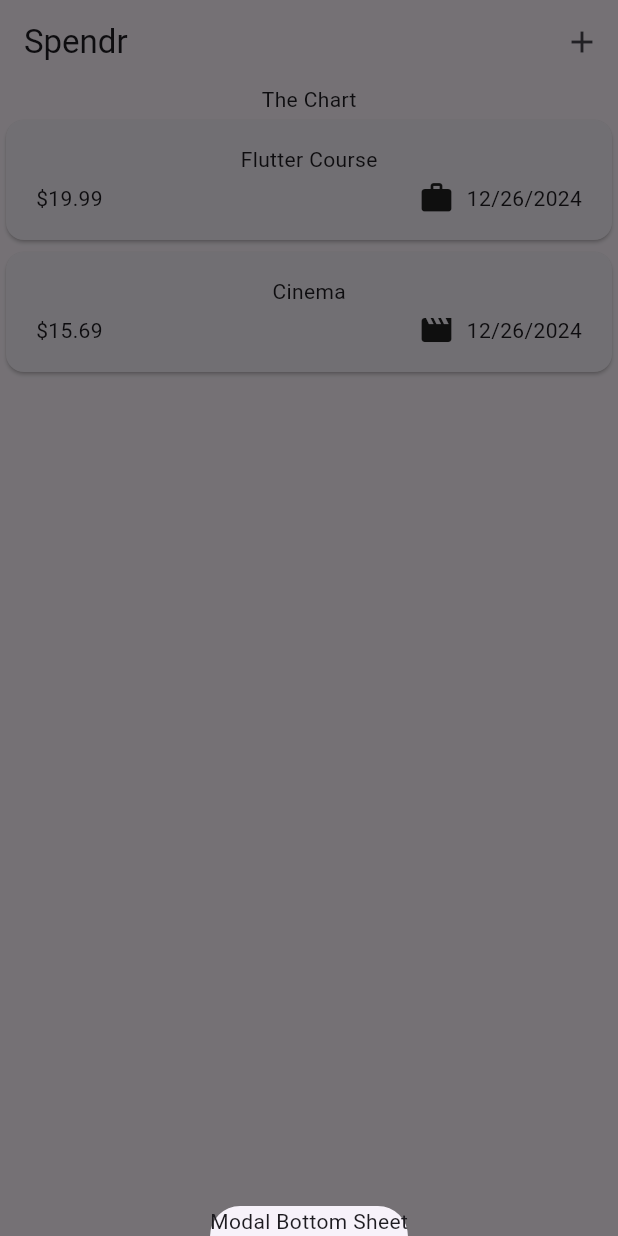
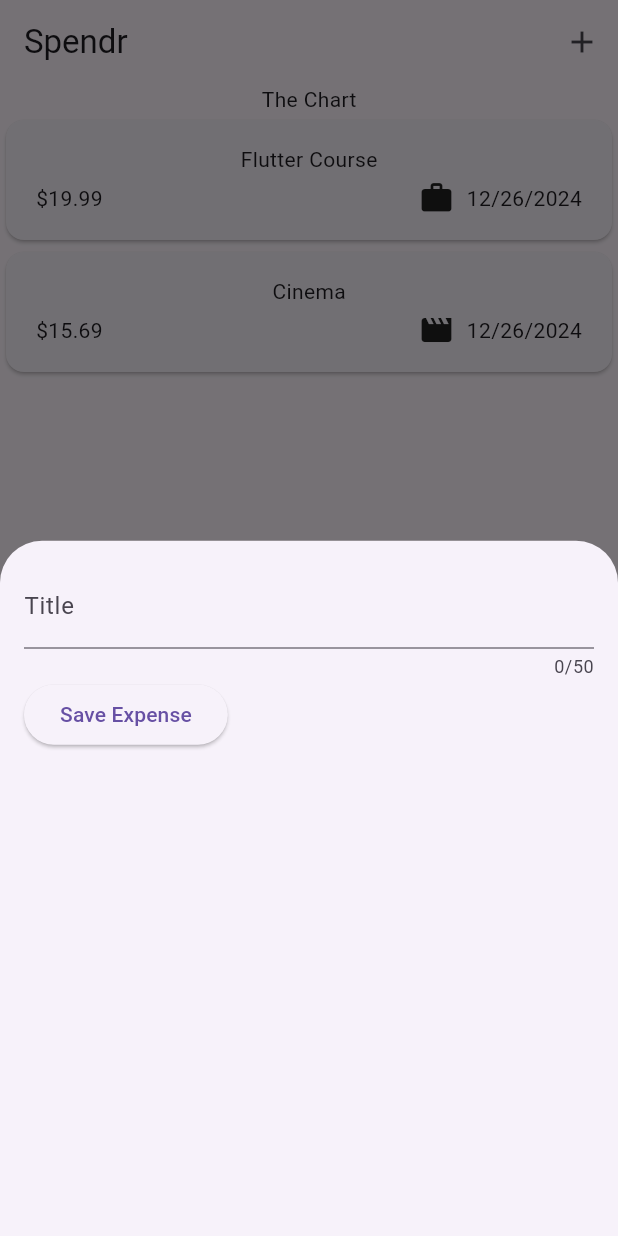
Before and after one commit to s2sharpit/spendr, a Flutter app: the screen it shows after launch, after a tap on the "add" icon, on a phone screen of 412 x 824 dp. Run offline on Flutter 3.47's test engine with Material 3 defaults, Android fonts, the phone set to English and light mode, and no system bars.

Commit message:
chore: getting user input on every keystroke for new expense

```diff
--- a/lib/widgets/expenses.dart
+++ b/lib/widgets/expenses.dart
@@ -1,6 +1,7 @@
 import 'package:flutter/material.dart';
 import 'package:spendr/widgets/expenses_list/expenses_list.dart';
 import 'package:spendr/models/expense.dart';
+import 'package:spendr/widgets/new_expense.dart';
 
 class Expenses extends StatefulWidget {
   const Expenses({super.key});
@@ -28,7 +29,10 @@ class _ExpensesState extends State<Expenses> {
   ];
 
   void _openAddExpenseOverlay() {
-    showModalBottomSheet(context: context, builder: (ctx) => Text('Modal Bottom Sheet'));
+    showModalBottomSheet(
+      context: context,
+      builder: (ctx) => const NewExpense(),
+    );
   }
 
   @override
--- /dev/null
+++ b/lib/widgets/new_expense.dart
@@ -0,0 +1,46 @@
+import 'package:flutter/material.dart';
+
+class NewExpense extends StatefulWidget {
+  const NewExpense({super.key});
+
+  @override
+  State<NewExpense> createState() {
+    return _NewExpenseState();
+  }
+}
+
+class _NewExpenseState extends State<NewExpense> {
+  var _enteredTitle = '';
+
+  void _saveTitleInput(String inputVal) {
+    _enteredTitle = inputVal;
+  }
+
+  @override
+  Widget build(BuildContext context) {
+    return Padding(
+      padding: const EdgeInsets.all(16),
+      child: Column(
+        children: [
+          TextField(
+            onChanged: _saveTitleInput,
+            maxLength: 50,
+            decoration: const InputDecoration(
+              label: Text('Title'),
+            ),
+          ),
+          Row(
+            children: [
+              ElevatedButton(
+                onPressed: () {
+                  print(_enteredTitle);
+                },
+                child: const Text('Save Expense'),
+              ),
+            ],
+          ),
+        ],
+      ),
+    );
+  }
+}
```
